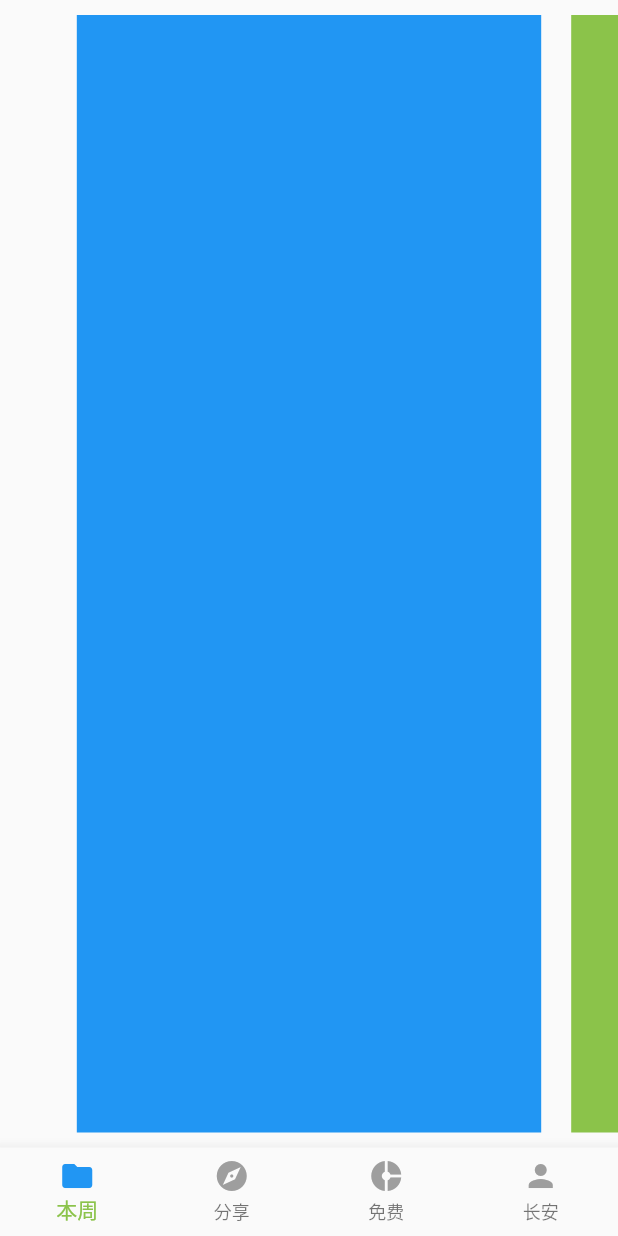
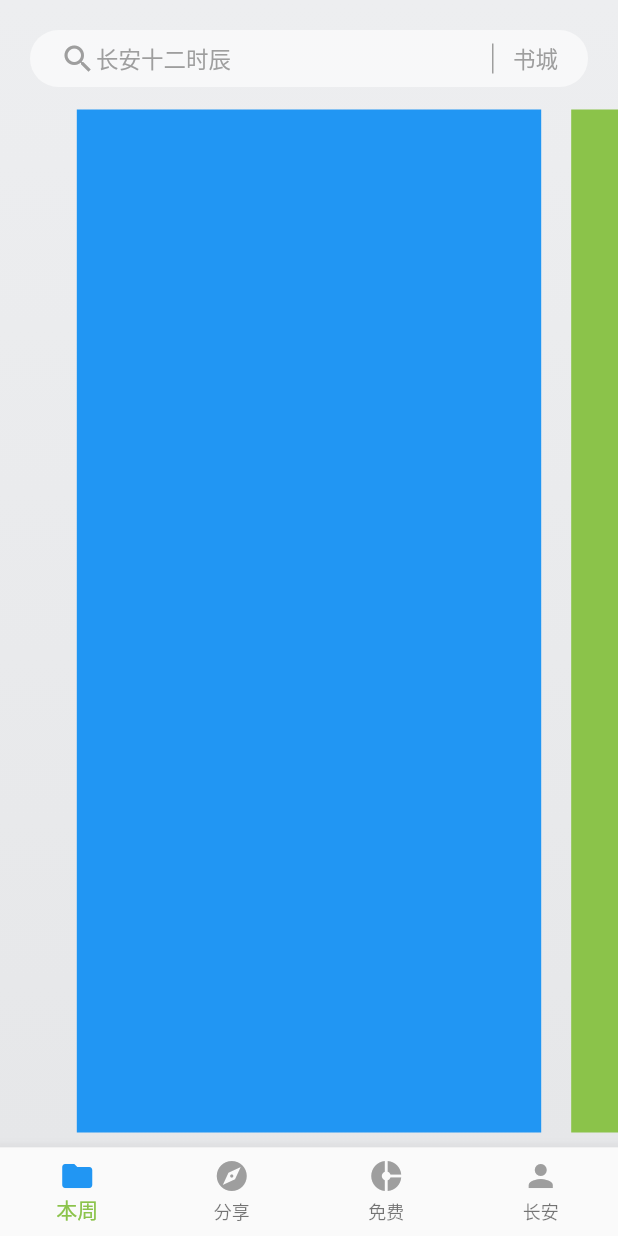
Before and after one commit to zhuohengfeng/book_reader, a Flutter app: the screen it shows after launch, on a phone screen of 412 x 824 dp. Run offline on Flutter 3.47's test engine with Material 2 defaults, Android fonts, the phone set to English and light mode, and no system bars.

Commit message:
[feat] 实现底部搜索栏和状态栏沉浸式

```diff
--- a/lib/content_page.dart
+++ b/lib/content_page.dart
@@ -1,4 +1,6 @@
+import 'package:book_reader/custom_appbar.dart';
 import 'package:flutter/material.dart';
+import 'package:flutter/services.dart';
 
 /// 显示内容部分
 class ContentPage extends StatefulWidget {
@@ -30,6 +32,7 @@ class _ContentPageState extends State<ContentPage> {
     if (widget.contentPageController != null) {
       widget.contentPageController._pageController = this._pageController;
     }
+    _statusBar();
     super.initState();
   }
 
@@ -38,7 +41,7 @@ class _ContentPageState extends State<ContentPage> {
     return Column(
       children: <Widget>[
         // 搜索栏 appbar
-
+        new CustomAppBar(),
         // 内容栏
         // 使用Expanded权重来分配子View的空间占比
         // 高度撑开，否则在column中没有指定高度会报错
@@ -67,6 +70,20 @@ class _ContentPageState extends State<ContentPage> {
         ),
     );
   }
+
+  /// 状态栏样式-沉浸式
+  _statusBar() {
+    SystemUiOverlayStyle uiOverlayStyle = SystemUiOverlayStyle(
+      systemNavigationBarColor: Color(0xFF000000),
+      systemNavigationBarDividerColor: null,
+      statusBarColor: Colors.transparent, // 沉浸式
+      systemNavigationBarIconBrightness: Brightness.light,
+      statusBarIconBrightness: Brightness.dark,
+      statusBarBrightness: Brightness.light,
+    );
+
+    SystemChrome.setSystemUIOverlayStyle(uiOverlayStyle);
+  }
 }
 
 /// 内容区域控制器
--- /dev/null
+++ b/lib/custom_appbar.dart
@@ -0,0 +1,38 @@
+import 'package:flutter/material.dart';
+
+/// 定义一个无状态的组件
+class CustomAppBar extends StatelessWidget {
+  @override
+  Widget build(BuildContext context) {
+    double paddingTop = MediaQuery.of(context).padding.top;
+
+    return Container(
+      margin: EdgeInsets.fromLTRB(20, paddingTop+20, 20, 5),
+      padding: EdgeInsets.fromLTRB(20, 7, 20, 7),
+      decoration: BoxDecoration(
+        // 设置圆角
+        borderRadius: BorderRadius.circular(19),
+        color: Colors.white60
+      ),
+      child: Row(
+        children: <Widget>[
+          Icon(Icons.search, color: Colors.grey,),
+          Expanded(
+            // 撑开宽度
+            child: Text(
+              '长安十二时辰',
+              style: TextStyle(fontSize: 15, color: Colors.grey),
+            ),
+          ),
+          Container(
+            width: 1,
+            height: 20,
+            margin: EdgeInsets.only(right: 13),
+            decoration: BoxDecoration(color: Colors.grey),
+          ),
+          Text('书城', style: TextStyle(fontSize: 15, color: Colors.grey),)
+        ],
+      ),
+    );
+  }
+}
--- a/lib/tab_navigator.dart
+++ b/lib/tab_navigator.dart
@@ -22,8 +22,8 @@ class _TabNavigatorState extends State<TabNavigator> {
         decoration: BoxDecoration(
           gradient: LinearGradient(
             colors: [
-              Color(0x00ff00), //0xffedeef0
-              Color(0xffff00), //0xffe6e7e9
+              Color(0xffedeef0), //0xffedeef0
+              Color(0xffe6e7e9), //0xffe6e7e9
             ],
             begin: Alignment.topCenter,
             end: Alignment.bottomCenter,
```
